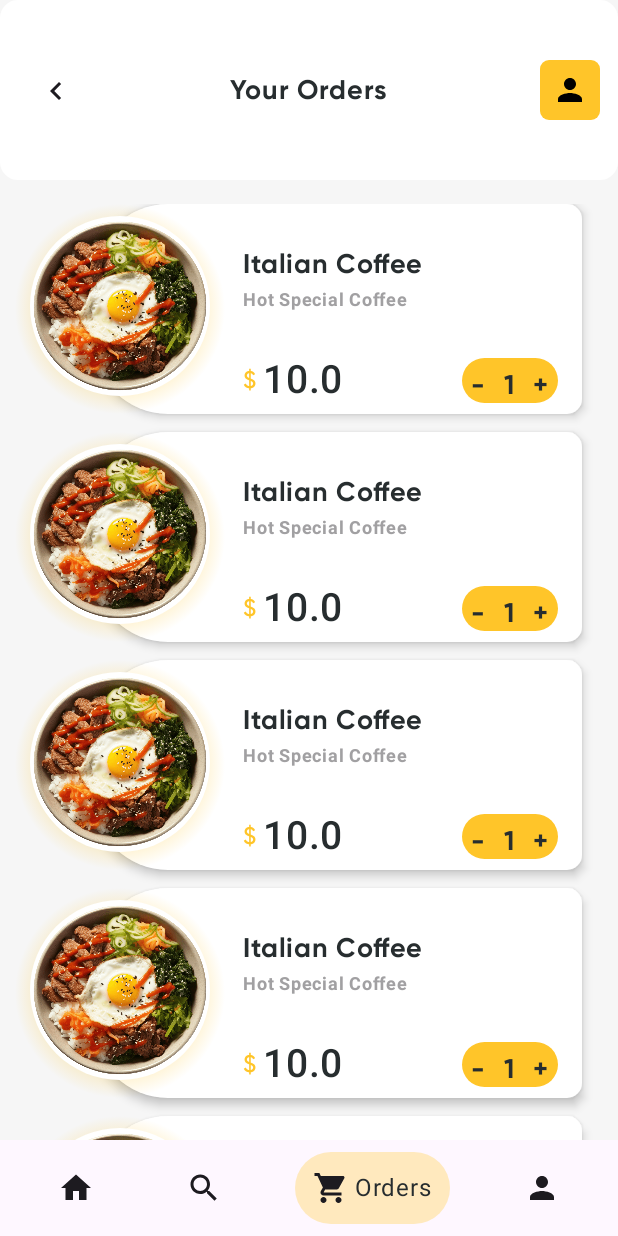
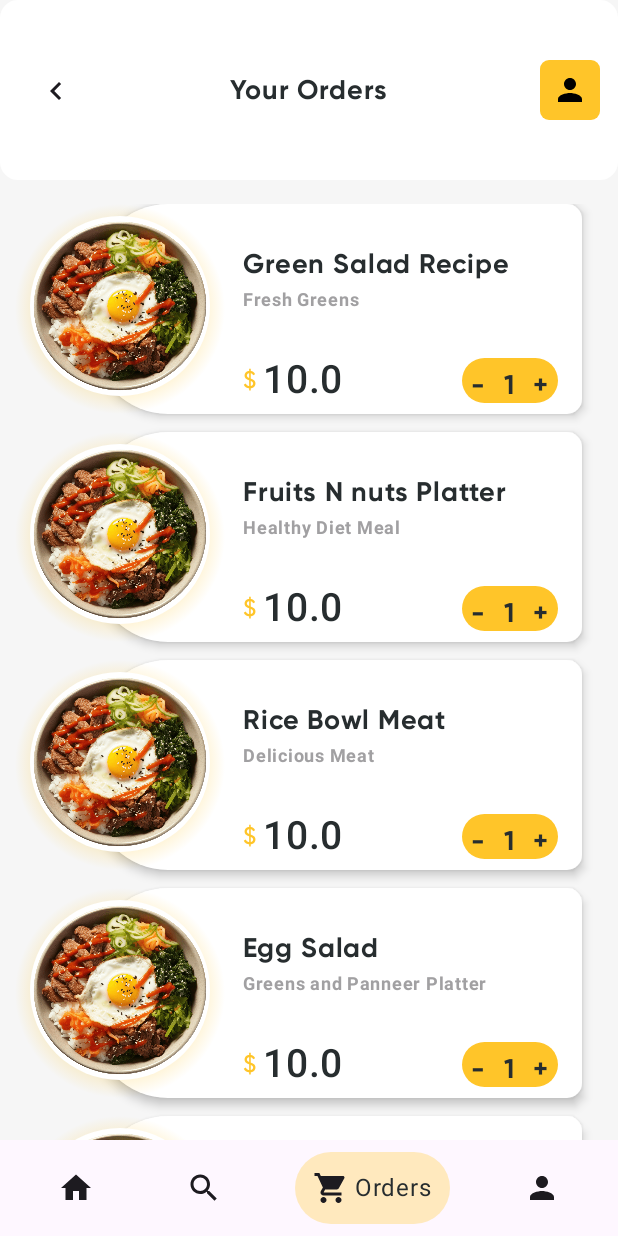
Before and after one commit to jenAndroidDev/Composefood, an Android app built with Jetpack Compose: the CartScreen screen opened through its navigation route, on a phone screen of 412 x 824 dp. Run offline under Robolectric (Android 15) with nearby library versions, the light colour scheme and no system bars; our stand-ins replace Dagger/Hilt's generated code, Timber; 8 statements that could not run were skipped.

Commit message:
wip feed

```diff
--- a/app/src/main/java/com/example/composefood/commons/Texts.kt
+++ b/app/src/main/java/com/example/composefood/commons/Texts.kt
@@ -151,7 +151,7 @@ fun FoodDetailsText(
 
 ){
     Text(
-        text = text,
+        text = text.plus(" calories"),
         color = color,
         fontSize = 14.sp,
         fontFamily = fontFamily,
--- a/app/src/main/java/com/example/composefood/feature/cart/presentation/CartScreen.kt
+++ b/app/src/main/java/com/example/composefood/feature/cart/presentation/CartScreen.kt
@@ -235,7 +235,7 @@ fun CircleMenuItem(
         with(sharedTransitionScope) {
             CircleButtonShadowed(animatedVisibilityScope = animatedVisibilityScope,
                 itemId = itemId,
-                onItemClick = onItemClick)
+                onItemClick = onItemClick,)
         }
     }
 }
--- a/app/src/main/java/com/example/composefood/feature/cart/presentation/CartViewModel.kt
+++ b/app/src/main/java/com/example/composefood/feature/cart/presentation/CartViewModel.kt
@@ -55,28 +55,17 @@ class CartViewModel:ViewModel() {
 
     private fun getFakeData():ArrayList<UiModel>{
         return arrayListOf(
-            UiModel(31, R.drawable.sample_circle,"Italian Coffee","Hot Special Coffee ",
+            UiModel(31, R.drawable.sample_circle2,"Green Salad Recipe","Fresh Greens",
                 "10"),
-            UiModel(32, R.drawable.sample_circle,"Italian Coffee","Hot Special Coffee ",
+            UiModel(32, R.drawable.sample_circle3,"Fruits N nuts Platter","Healthy Diet Meal",
                 "10"),
-            UiModel(33, R.drawable.sample_circle,"Italian Coffee","Hot Special Coffee ",
+            UiModel(33, R.drawable.sample_circle,"Rice Bowl Meat","Delicious Meat",
                 "10"),
-            UiModel(34, R.drawable.sample_circle,"Italian Coffee","Hot Special Coffee ",
+            UiModel(34, R.drawable.smaple_image5,"Egg Salad","Greens and Panneer Platter",
                 "10"),
-            UiModel(35, R.drawable.sample_circle,"Italian Coffee","Hot Special Coffee ",
+            UiModel(35, R.drawable.sample_item4,"Italian Soup","Soup for the soul",
                 "10"),
-            UiModel(36, R.drawable.sample_circle,"Italian Coffee","Hot Special Coffee ",
-                "10"),
-            UiModel(37, R.drawable.sample_circle,"Italian Coffee","Hot Special Coffee ",
-                "10"),
-            UiModel(38, R.drawable.sample_circle,"Italian Coffee","Hot Special Coffee ",
-                "10"),
-            UiModel(39, R.drawable.sample_circle,"Italian Coffee","Hot Special Coffee ",
-                "10"),
-            UiModel(40, R.drawable.sample_circle,"Italian Coffee","Hot Special Coffee ",
-                "10"),
-
-        )
+            )
     }
 
 
--- a/app/src/main/java/com/example/composefood/feature/home/presentation/HomeScreenViewModel.kt
+++ b/app/src/main/java/com/example/composefood/feature/home/presentation/HomeScreenViewModel.kt
@@ -87,7 +87,7 @@ class HomeScreenViewModel:ViewModel() {
                 "Healthy Diet Meal","100","10"),
             TrendingFoods(3, R.drawable.sample_circle,"Rice Bowl Meat",
                 "Delicious Meat","600","25"),
-            TrendingFoods(4, R.drawable.smaple_image5,"Edd Salad",
+            TrendingFoods(4, R.drawable.smaple_image5,"Egg Salad",
                 "Greens and Panneer Platter","100","22"),
             TrendingFoods(5, R.drawable.sample_item4,"Italian Soup",
                 "Soup for the soul","200","12"),
```
